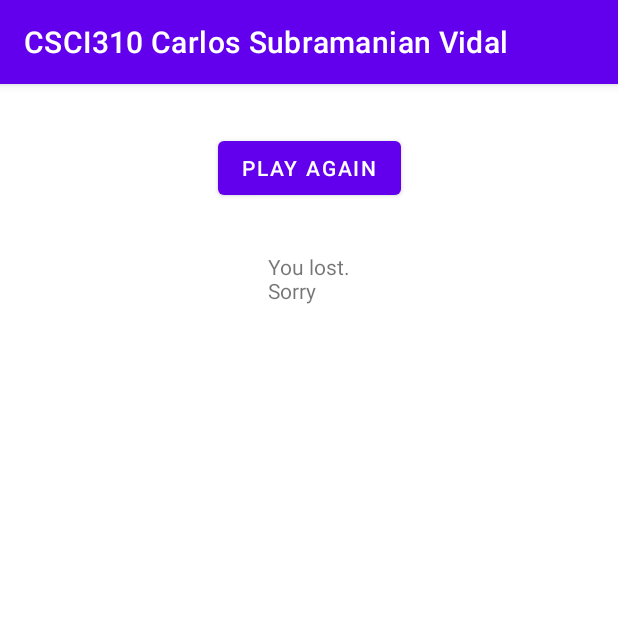
After one commit to carloskiran/CSCI310_Project_1, an Android app: the PlayAgain screen opened directly, with no data from a screen before it, on a phone screen of 412 x 824 dp, the top half of it. The commit adds this screen. Run offline under Robolectric (Android 15) with nearby library versions, the phone set to English and light mode, and no system bars.

Commit message:
Changing Views Complete

```diff
--- a/app/src/main/AndroidManifest.xml
+++ b/app/src/main/AndroidManifest.xml
@@ -14,6 +14,10 @@
         android:theme="@style/Theme.CSCI310Project1"
         tools:targetApi="31">
         <activity
+            android:name=".PlayAgain"
+            android:exported="false"/>
+
+        <activity
             android:name=".MainActivity"
             android:exported="true">
             <intent-filter>
--- /dev/null
+++ b/app/src/main/java/com/example/csci310project1/PlayAgain.java
@@ -0,0 +1,34 @@
+package com.example.csci310project1;
+
+import android.content.Intent;
+import android.os.Bundle;
+import android.view.View;
+import android.widget.TextView;
+
+import androidx.appcompat.app.AppCompatActivity;
+
+public class PlayAgain extends AppCompatActivity {
+
+    @Override
+    protected void onCreate(Bundle savedInstanceState) {
+        super.onCreate(savedInstanceState);
+        setContentView(R.layout.end_screen);
+
+        Intent intent = getIntent();
+        boolean won = intent.getBooleanExtra("Won", false);
+        String message;
+        if(won) {
+            message = "You won.\nGood Job!";
+        } else {
+            message = "You lost.\nSorry";
+        }
+
+        TextView textView = (TextView) findViewById(R.id.textView);
+        textView.setText(message);
+    }
+
+    public void backToMain(View view) {
+        Intent intent = new Intent(this, MainActivity.class);
+        startActivity(intent);
+    }
+}
--- /dev/null
+++ b/app/src/main/res/layout/end_screen.xml
@@ -0,0 +1,33 @@
+<?xml version="1.0" encoding="utf-8"?>
+<androidx.constraintlayout.widget.ConstraintLayout xmlns:android="http://schemas.android.com/apk/res/android"
+    xmlns:app="http://schemas.android.com/apk/res-auto"
+    xmlns:tools="http://schemas.android.com/tools"
+    android:layout_width="match_parent"
+    android:layout_height="match_parent"
+    tools:context=".PlayAgain">
+
+    <TextView
+        android:id="@+id/textView"
+        android:layout_width="wrap_content"
+        android:layout_height="wrap_content"
+        android:layout_marginStart="32dp"
+        android:layout_marginTop="32dp"
+        android:layout_marginEnd="32dp"
+        android:text=""
+        app:layout_constraintEnd_toEndOf="parent"
+        app:layout_constraintStart_toStartOf="parent"
+        app:layout_constraintTop_toBottomOf="@+id/button2" />
+
+    <Button
+        android:id="@+id/button2"
+        android:layout_width="wrap_content"
+        android:layout_height="wrap_content"
+        android:layout_marginStart="32dp"
+        android:layout_marginTop="32dp"
+        android:layout_marginEnd="32dp"
+        android:text="PLAY AGAIN"
+        android:onClick="backToMain"
+        app:layout_constraintEnd_toEndOf="parent"
+        app:layout_constraintStart_toStartOf="parent"
+        app:layout_constraintTop_toTopOf="parent" />
+</androidx.constraintlayout.widget.ConstraintLayout>
--- a/app/src/main/res/values/strings.xml
+++ b/app/src/main/res/values/strings.xml
@@ -4,4 +4,5 @@
     <string name="flag">\uD83D\uDEA9</string>
     <string name="mine">\uD83D\uDCA3</string>
     <string name="pick">\u26CF</string>
+    <string name="play_again">PLAY AGAIN</string>
 </resources>
```
Also changed, not shown: app/src/main/java/com/example/csci310project1/MainActivity.java (+62 -12 lines).
